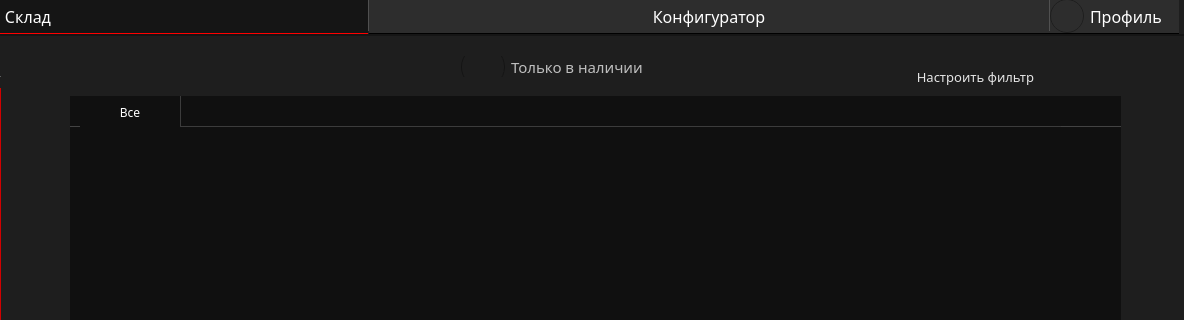
The window that ui/main_interface.ui (marginalprog/git_pcconf) describes before a commit, drawn with Qt 5; both pictures show x 312 to 1496 and y 0 to 320 of the 1496 by 677 pixel window.
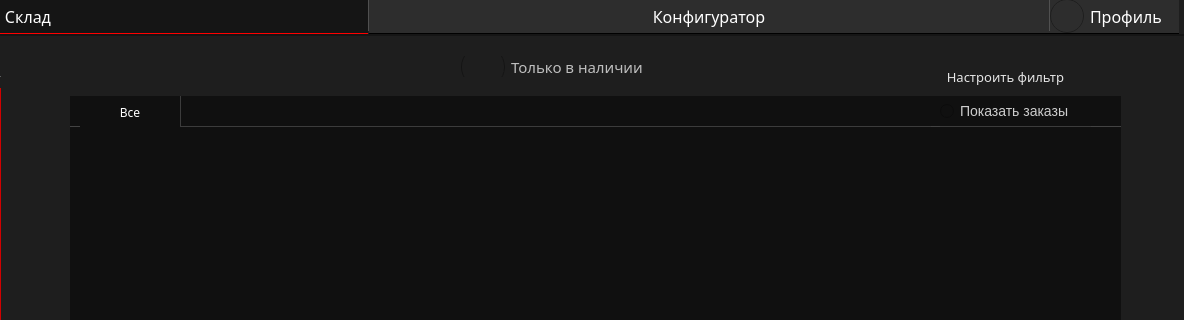
The same window after the commit. The open tabs and pages were chosen to show the change. Icons and pictures are not drawn.

Commit message: ++! На склад добавлена кнопка вывода заказов в таблице.  > Реализована логика вывода данных о заказе:  > Теперь можно заказать на склад комплектующее как из общего просмотра комплектующих, так и из просмотра всех заказов (реализована логика отлова состояний кнопок, которая позвляет контролировать автозаполнение окон создания заказа).  > При фильтрации или кликах на другие типа комплектующих состояние кнопки "Показать заказы" сбрасывается.  > При переходе по фильтрующими вкладкам над таблицей выведенные заказы сохраняются и тем самым фильтруются.

```diff
--- a/ui/main_interface.ui
+++ b/ui/main_interface.ui
@@ -3358,7 +3358,7 @@
           <rect>
            <x>10</x>
            <y>0</y>
-           <width>981</width>
+           <width>851</width>
            <height>31</height>
           </rect>
          </property>
@@ -3416,7 +3416,7 @@
        <widget class="QPushButton" name="btnSkladFilter">
         <property name="geometry">
          <rect>
-          <x>1220</x>
+          <x>1250</x>
           <y>31</y>
           <width>131</width>
           <height>20</height>
@@ -3562,6 +3562,79 @@
          </size>
         </property>
        </widget>
+       <widget class="QRadioButton" name="rbShowOrders">
+        <property name="geometry">
+         <rect>
+          <x>1250</x>
+          <y>60</y>
+          <width>151</width>
+          <height>31</height>
+         </rect>
+        </property>
+        <property name="sizePolicy">
+         <sizepolicy hsizetype="Maximum" vsizetype="Fixed">
+          <horstretch>0</horstretch>
+          <verstretch>0</verstretch>
+         </sizepolicy>
+        </property>
+        <property name="font">
+         <font>
+          <pointsize>-1</pointsize>
+         </font>
+        </property>
+        <property name="styleSheet">
+         <string notr="true">QRadioButton{
+	background-color: #101010;
+	color: rgb(205,205,205);
+	border: 0px;
+	border-bottom: 1px solid rgb(60,60,60);
+	font-size: 14px;
+}
+QRadioButton:checked{
+	background-color: #101010;
+	color: #dddddd;
+	border: 0px;
+   border-bottom: 1px solid rgb(60,60,60);
+}
+QRadioButton:hover{
+	background-color: rgb(60,60,60);
+	border-color: rgb(40,40,40);
+	color: white;
+	border-bottom: 1px solid  red;
+}
+QRadioButton::indicator:hover{
+     width: 25px;
+    height: 25px;
+ 	border-image: url(&quot;E:/pcconf/images/calendar-red.png&quot;) 0;
+}
+
+QRadioButton::indicator{
+     width: 26px;
+    height: 26px;
+ 	border-image: url(&quot;E:/pcconf/images/calendar.png&quot;) 0;
+}
+
+QRadioButton::indicator:checked {
+     width: 26px;
+    height: 26px;
+	margin-left: 3px;
+ 	border-image: url(&quot;E:/pcconf/images/calendar-red.png&quot;) 0;
+}
+
+QRadioButton::indicator:unchecked {
+     width: 26px;
+    height: 26px;
+	margin-left: 3px;
+ 	border-image: url(&quot;E:/pcconf/images/calendar.png&quot;) 0;
+}</string>
+        </property>
+        <property name="text">
+         <string>Показать заказы</string>
+        </property>
+        <property name="autoExclusive">
+         <bool>false</bool>
+        </property>
+       </widget>
       </widget>
       <widget class="QWidget" name="configurator">
        <property name="styleSheet">
```
Left out of the diff: 2 changed lines with no effect on the pictures. The commit also changes 13 other files.
